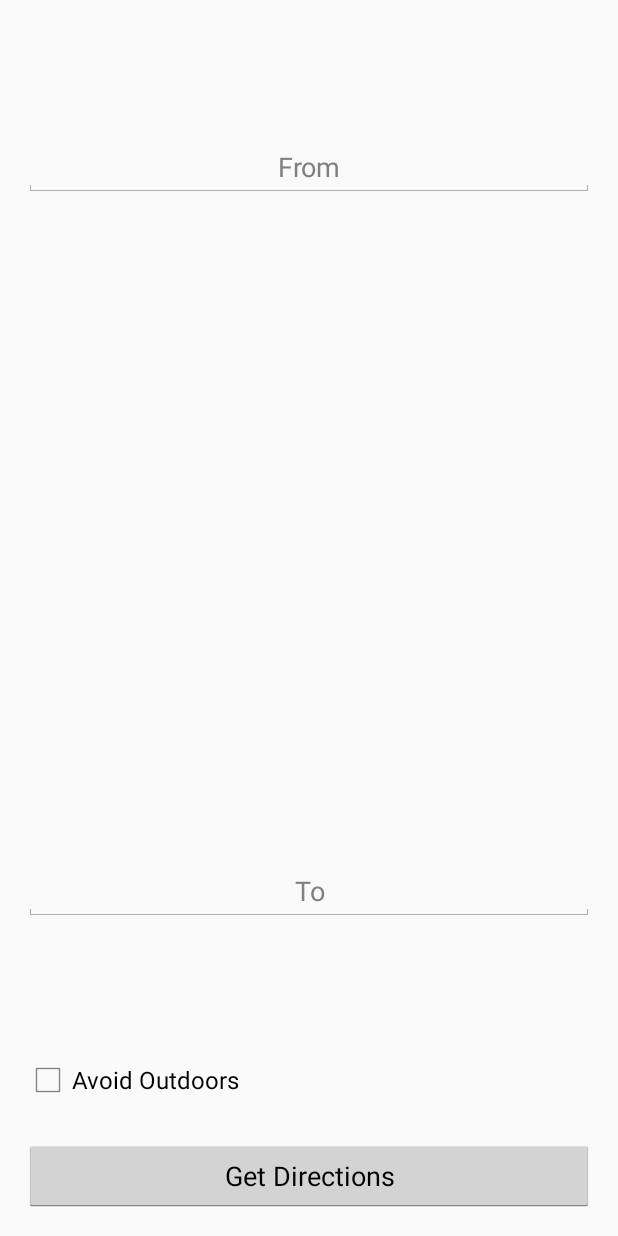
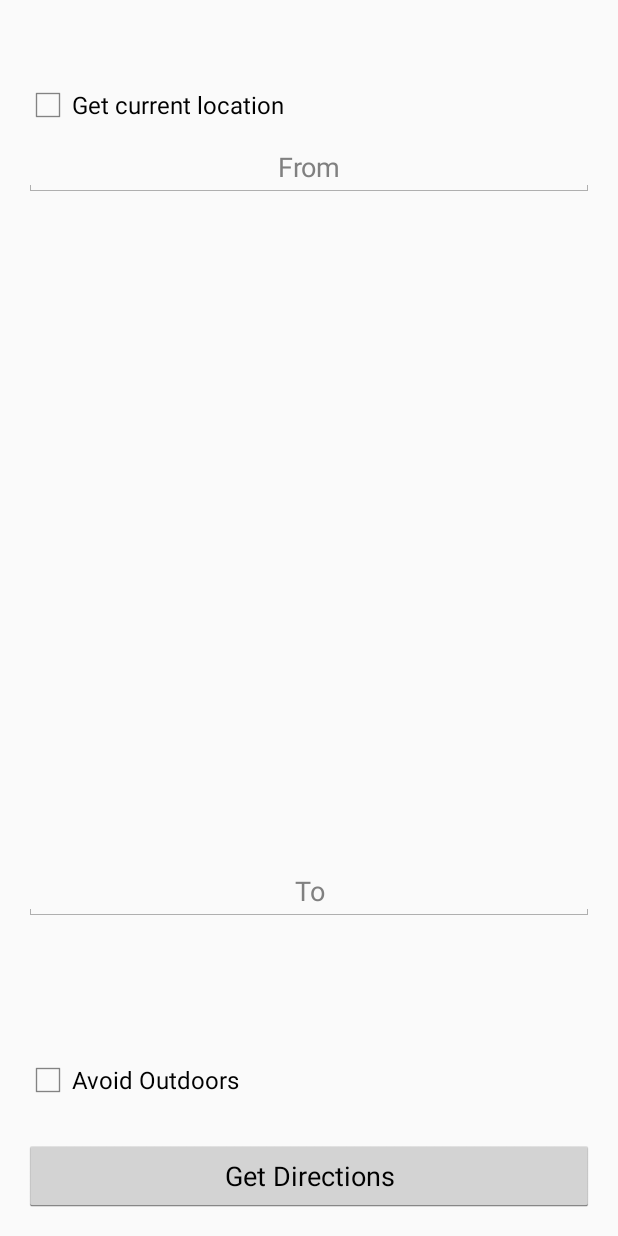
Before and after one commit to ErikaLearned/BCITMap, an Android app: the layout activity_directions_menu.xml on its own in the app's theme, with its tools: preview values and no code run, on a phone screen of 412 x 824 dp. Run offline under Robolectric (Android 15) with nearby library versions, the phone set to English and light mode, and no system bars; network calls fail.

Commit message:
New Direction menu now functional

```diff
--- a/app/src/main/res/layout/activity_directions_menu.xml
+++ b/app/src/main/res/layout/activity_directions_menu.xml
@@ -37,7 +37,8 @@
         android:layout_alignParentEnd="true"
         android:layout_alignParentLeft="true"
         android:layout_alignParentStart="true"
-        android:textAlignment="center" />
+        android:textAlignment="center"
+        android:singleLine="true" />
 
     <CheckBox
         android:text="Avoid Outdoors"
@@ -62,7 +63,38 @@
         android:layout_alignParentStart="true"
         android:layout_marginTop="76dp"
         android:layout_alignParentRight="true"
-        android:layout_alignParentEnd="true" />
+        android:layout_alignParentEnd="true"
+        android:singleLine="true" />
+
+    <LinearLayout
+        android:layout_width="fill_parent"
+        android:layout_height="match_parent"
+        android:id="@+id/searchlayout"
+        android:layout_marginBottom="70dp"
+        android:orientation="horizontal"
+        android:layout_marginTop="80dp">
+        <ScrollView
+            android:layout_width="match_parent"
+            android:layout_height="match_parent"
+            android:fillViewport="true">
+            <ListView
+                android:id="@+id/listViewSearch"
+                android:layout_height="wrap_content"
+                android:layout_width="match_parent"
+                android:layout_weight="0.5"
+                android:layout_marginTop="27dp">
+    </ListView>
+    </ScrollView>
+    </LinearLayout>
+
+    <CheckBox
+        android:text="Get current location"
+        android:layout_width="wrap_content"
+        android:layout_height="wrap_content"
+        android:id="@+id/checkboxlocation"
+        android:layout_marginTop="38dp"
+        android:layout_alignParentLeft="true"
+        android:layout_alignParentStart="true" />
 
 
 </RelativeLayout>
```
Also changed, not shown: app/src/main/java/a00954431/ca/bcit/comp3717/bcit_map/Directions_Menu.java (+52 -35 lines).
